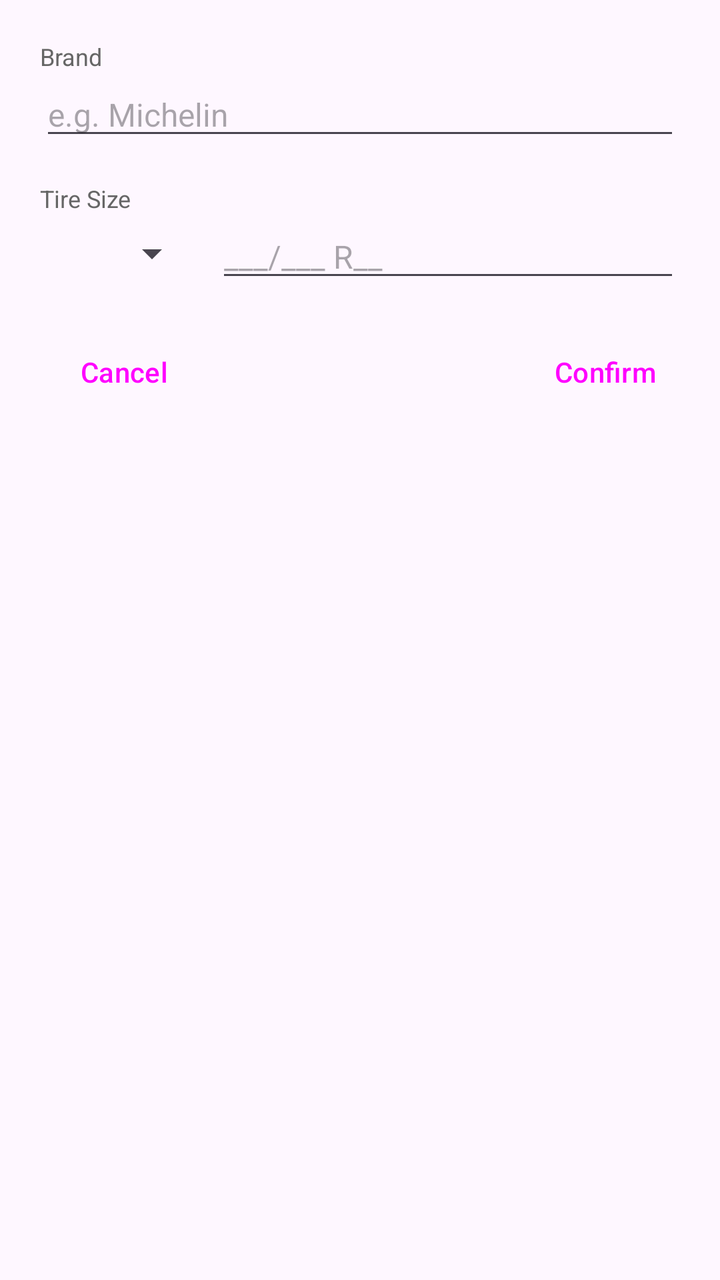
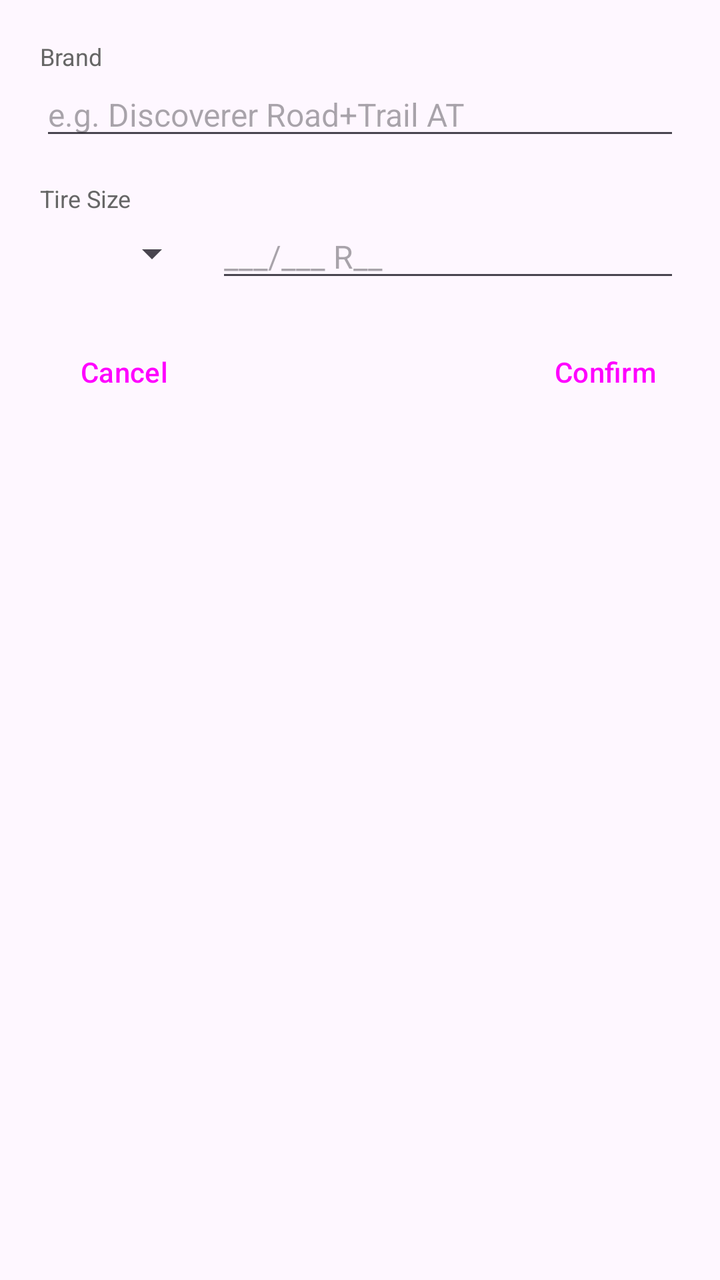

Screens rendered from an Android XML layout before and after an edit, with the pre-edit source and the edit as a unified diff.
<!-- AndroidManifest.xml: application theme Theme.BarcodeScannerApp -->
<!-- res/layout/dialog_manual_entry.xml -->
<?xml version="1.0" encoding="utf-8"?>
<LinearLayout xmlns:android="http://schemas.android.com/apk/res/android"
    android:layout_width="match_parent"
    android:layout_height="wrap_content"
    android:orientation="vertical"
    android:padding="20dp">

    
    <TextView
        android:layout_width="wrap_content"
        android:layout_height="wrap_content"
        android:text="Brand"
        android:textSize="12sp"
        android:textColor="#666666" />

    <EditText
        android:id="@+id/brandInput"
        android:layout_width="match_parent"
        android:layout_height="wrap_content"
        android:hint="e.g. Michelin"
        android:inputType="text"
        android:textSize="16sp" />

    <TextView
        android:layout_width="wrap_content"
        android:layout_height="wrap_content"
        android:layout_marginTop="16dp"
        android:text="Tire Size"
        android:textSize="12sp"
        android:textColor="#666666" />

    <LinearLayout
        android:layout_width="match_parent"
        android:layout_height="wrap_content"
        android:orientation="horizontal"
        android:gravity="center_vertical">

        <Spinner
            android:id="@+id/tirePrefixSpinner"
            android:layout_width="wrap_content"
            android:layout_height="wrap_content"
            android:layout_marginEnd="8dp"
            android:minWidth="80dp" />

        <EditText
            android:id="@+id/tireSizeInput"
            android:layout_width="0dp"
            android:layout_height="wrap_content"
            android:layout_weight="1"
            android:hint="___/___ R__"
            android:inputType="number"
            android:textSize="16sp" />

    </LinearLayout>

    <LinearLayout
        android:layout_width="match_parent"
        android:layout_height="wrap_content"
        android:layout_marginTop="16dp"
        android:orientation="horizontal"
        android:gravity="end">

        <Button
            android:id="@+id/cancelButton"
            style="?android:attr/buttonBarButtonStyle"
            android:layout_width="wrap_content"
            android:layout_height="wrap_content"
            android:text="Cancel" />

        <View
            android:layout_width="0dp"
            android:layout_height="1dp"
            android:layout_weight="1">

        </View>

        <Button
            android:id="@+id/confirmButton"
            android:layout_width="wrap_content"
            android:layout_height="wrap_content"
            android:text="Confirm"
            android:layout_marginStart="8dp"
            style="?android:attr/buttonBarButtonStyle" />

    </LinearLayout>

</LinearLayout>
<!-- resources referenced by this layout -->
<resources>
  <style name="Theme.BarcodeScannerApp" parent="Base.Theme.BarcodeScannerApp" />
  <style name="Base.Theme.BarcodeScannerApp" parent="Theme.Material3.DayNight.NoActionBar">
          <item name="android:statusBarColor">#C11236</item>
          <item name="colorPrimary">@color/blue</item>
          <item name="colorSurface">@color/white</item>
          <item name="colorOnSurface">@color/black</item>
      </style>
  <color name="blue">#082F6D</color>
  <color name="white">#FFFFFFFF</color>
  <color name="black">#FF000000</color>
</resources>

<!-- the commit's change to res/layout/dialog_manual_entry.xml (unified diff, before → after) -->
@@ -17,7 +17,7 @@
         android:id="@+id/brandInput"
         android:layout_width="match_parent"
         android:layout_height="wrap_content"
-        android:hint="e.g. Michelin"
+        android:hint="e.g. Discoverer Road+Trail AT"
         android:inputType="text"
         android:textSize="16sp" />
 
